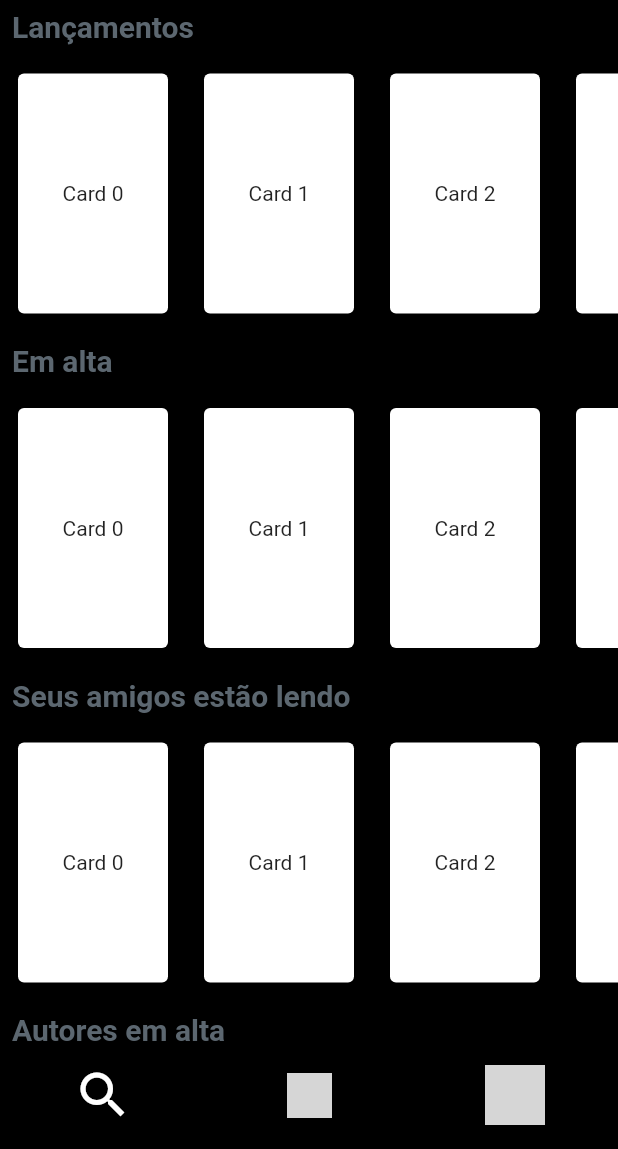
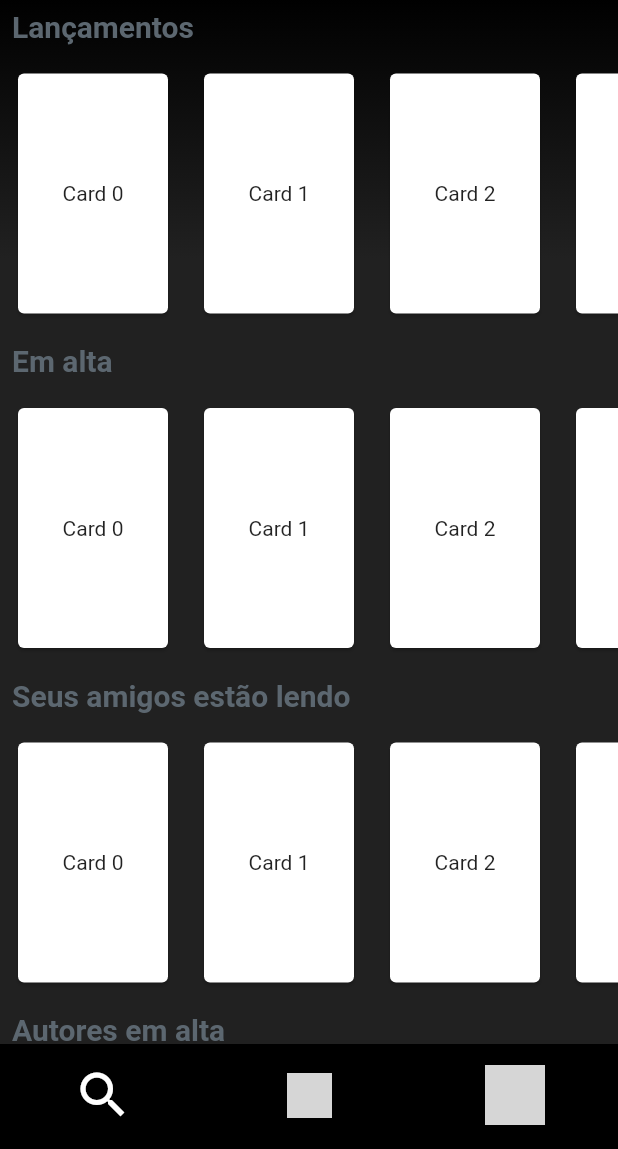
Before and after one commit to book-box/bookbox, a Flutter app: the screen it shows after launch, on a phone screen of 412 x 824 dp, the part 87-1236 px from its top. Run offline on Flutter 3.47's test engine with Material 2 defaults, Android fonts, the phone set to English and light mode, and no system bars; grey boxes are pictures that could not be loaded.

Commit message:
estante funcionando

```diff
--- a/lib/common/navbar.dart
+++ b/lib/common/navbar.dart
@@ -46,8 +46,23 @@ class _Navbar extends State<Navbar> {
 
   @override
   Widget build(context) => Scaffold(
-        backgroundColor: Colors.black,
-        body: pages[index],
+        body: Container(
+          decoration: const BoxDecoration(
+
+            gradient: LinearGradient(
+              begin: Alignment.topCenter,
+              end: Alignment.bottomCenter,
+              colors: [
+                Color.fromARGB(255, 0, 0, 0),
+                Color.fromARGB(255, 33, 33, 33),
+                Color.fromARGB(255, 33, 33, 33),
+                Color.fromARGB(255, 33, 33, 33),
+                Color.fromARGB(255, 33, 33, 33),
+              ],
+            ),
+          ),
+          child: pages[index],
+        ),
         appBar: topbar[index],
         bottomNavigationBar: BottomNavigationBar(
           backgroundColor: Colors.black,
--- a/lib/estante/estante.dart
+++ b/lib/estante/estante.dart
@@ -29,6 +29,12 @@ class Estante extends StatelessWidget {
           ),
           SizedBox(height: 20),
           ListaEstante(Colors.purpleAccent),
+          Divider(
+            color: Colors.black,
+            thickness: 15,
+          ),
+          SizedBox(height: 20),
+          ListaEstante(Colors.orangeAccent),
           Divider(
             color: Colors.black,
             thickness: 15,
--- a/lib/pages/estante_page.dart
+++ b/lib/pages/estante_page.dart
@@ -6,6 +6,10 @@ class EstantePage extends StatelessWidget {
 
   @override
   Widget build(BuildContext context) {
-    return const Estante();
+    return const Scaffold(
+      backgroundColor: Color.fromARGB(255, 20, 20, 20),
+      bottomNavigationBar: Estante(),
+      body: Estante(),
+    );
   }
 }
```
